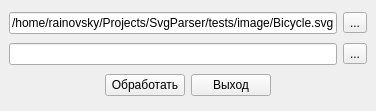
Old version of the form ui/mainwindow.ui in the repository rainovskyqt/Svg2Gcode.
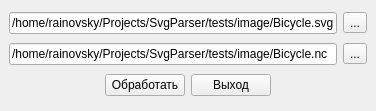
New version of the form.

Diff of the .ui file:
```diff
--- a/ui/mainwindow.ui
+++ b/ui/mainwindow.ui
@@ -36,7 +36,11 @@
     <item>
      <layout class="QHBoxLayout" name="horizontalLayout_3">
       <item>
-       <widget class="QLineEdit" name="line_targetPath"/>
+       <widget class="QLineEdit" name="line_targetPath">
+        <property name="text">
+         <string>/home/rainovsky/Projects/SvgParser/tests/image/Bicycle.nc</string>
+        </property>
+       </widget>
       </item>
       <item>
        <widget class="QToolButton" name="btn_targetPath">
```
